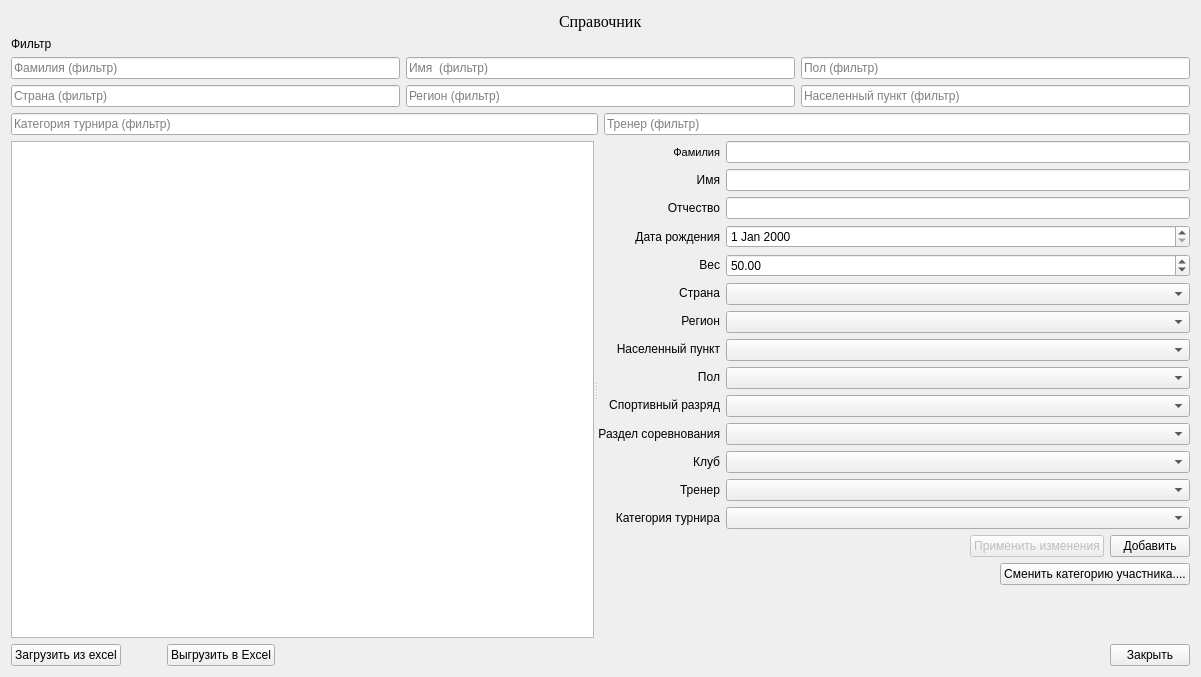
Above: TournamentManager/createtournamentordersdialog.ui from BarsukAlexey/xelarogi before the change. Below: the same form after it.
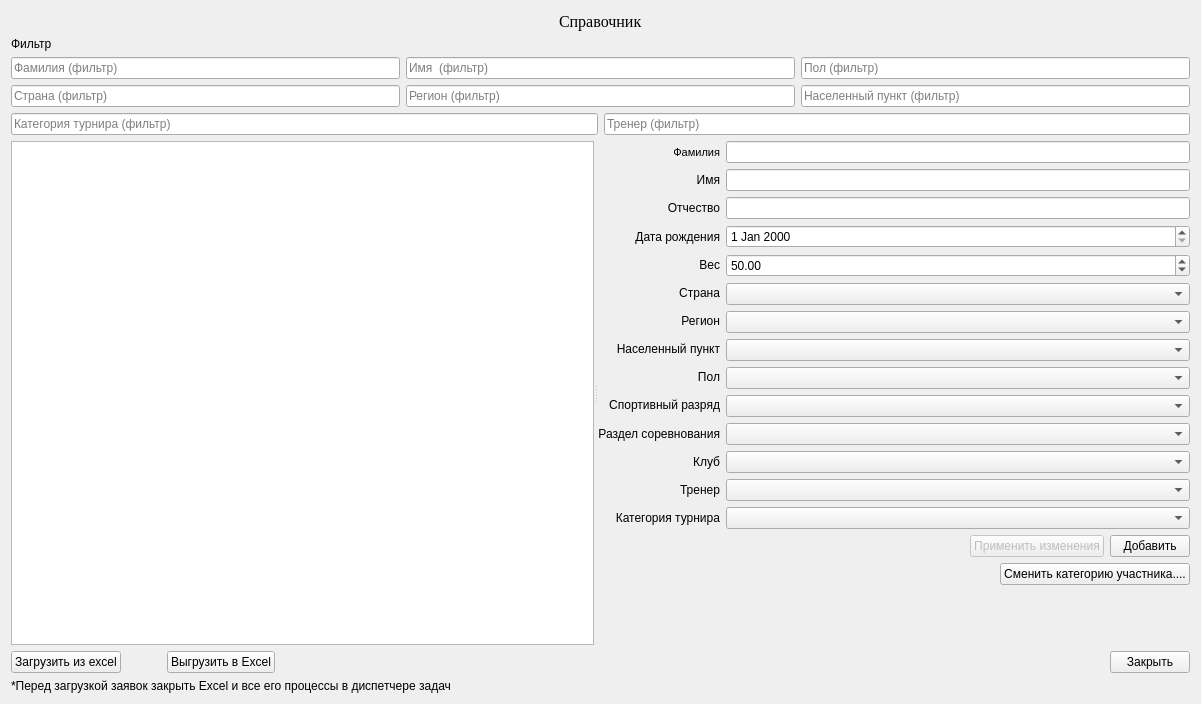
That is the form after the change.

```diff
--- a/TournamentManager/createtournamentordersdialog.ui
+++ b/TournamentManager/createtournamentordersdialog.ui
@@ -7,16 +7,14 @@
     <x>0</x>
     <y>0</y>
     <width>1201</width>
-    <height>677</height>
+    <height>704</height>
    </rect>
   </property>
   <property name="windowTitle">
    <string>Добавление заявок к турниру</string>
   </property>
-  <layout class="QVBoxLayout" name="verticalLayout_2">
-   <item>
-    <layout class="QVBoxLayout" name="verticalLayout">
-     <item>
+  <layout class="QGridLayout" name="gridLayout_2">
+   <item row="0" column="0">
       <layout class="QHBoxLayout" name="horizontalLayout">
        <item>
         <spacer name="horizontalSpacer">
@@ -62,7 +60,7 @@
        </item>
       </layout>
      </item>
-     <item>
+   <item row="1" column="0">
       <layout class="QHBoxLayout" name="horizontalLayout_3">
        <item>
         <widget class="QLabel" name="label_2">
@@ -73,7 +71,7 @@
        </item>
       </layout>
      </item>
-     <item>
+   <item row="2" column="0">
       <layout class="QVBoxLayout" name="verticalLayout_6">
        <item>
         <layout class="QHBoxLayout" name="horizontalLayout_8">
@@ -156,7 +154,7 @@
        </item>
       </layout>
      </item>
-     <item>
+   <item row="3" column="0">
       <widget class="QSplitter" name="splitter">
        <property name="sizePolicy">
         <sizepolicy hsizetype="Expanding" vsizetype="Expanding">
@@ -536,7 +534,7 @@
        </widget>
       </widget>
      </item>
-     <item>
+   <item row="4" column="0">
       <layout class="QHBoxLayout" name="horizontalLayout_2">
        <item>
         <widget class="QPushButton" name="loadBtn">
@@ -590,7 +588,12 @@
        </item>
       </layout>
      </item>
-    </layout>
+   <item row="5" column="0">
+    <widget class="QLabel" name="label_4">
+     <property name="text">
+      <string>*Перед загрузкой заявок закрыть Excel и все его процессы в диспетчере задач</string>
+     </property>
+    </widget>
    </item>
   </layout>
  </widget>
```
Lines whose indentation alone changed are shown as unchanged.
